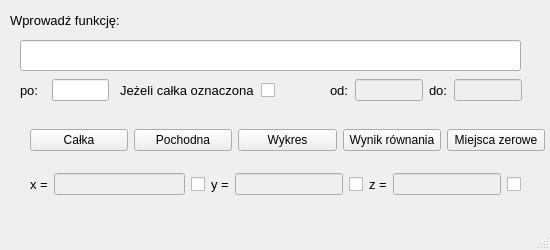
First picture: the form in main_win.ui, repository oxfrd/-WUT-Calc_InPython, before the edit.
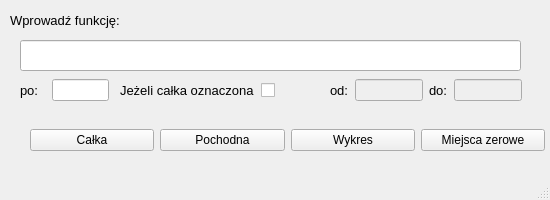
Second picture: the form after the edit.

What changed in the file:
```diff
--- a/main_win.ui
+++ b/main_win.ui
@@ -10,19 +10,19 @@
     <x>0</x>
     <y>0</y>
     <width>550</width>
-    <height>250</height>
+    <height>200</height>
    </rect>
   </property>
   <property name="minimumSize">
    <size>
     <width>550</width>
-    <height>250</height>
+    <height>200</height>
    </size>
   </property>
   <property name="maximumSize">
    <size>
     <width>550</width>
-    <height>250</height>
+    <height>200</height>
    </size>
   </property>
   <property name="windowTitle">
@@ -96,16 +96,6 @@
        </property>
       </widget>
      </item>
-     <item>
-      <widget class="QPushButton" name="Btn_Wynik_row">
-       <property name="text">
-        <string>Wynik równania</string>
-       </property>
-       <property name="shortcut">
-        <string/>
-       </property>
-      </widget>
-     </item>
      <item>
       <widget class="QPushButton" name="Btn_Miejsca_zerowe">
        <property name="text">
@@ -134,140 +124,6 @@
      <bool>false</bool>
     </property>
    </widget>
-   <widget class="QWidget" name="horizontalLayoutWidget_4">
-    <property name="geometry">
-     <rect>
-      <x>30</x>
-      <y>170</y>
-      <width>491</width>
-      <height>29</height>
-     </rect>
-    </property>
-    <layout class="QHBoxLayout" name="boxLayo_xyz">
-     <item>
-      <widget class="QLabel" name="lab_x">
-       <property name="font">
-        <font>
-         <pointsize>10</pointsize>
-        </font>
-       </property>
-       <property name="text">
-        <string>x =</string>
-       </property>
-      </widget>
-     </item>
-     <item>
-      <widget class="QLineEdit" name="edt_x">
-       <property name="enabled">
-        <bool>false</bool>
-       </property>
-       <property name="minimumSize">
-        <size>
-         <width>54</width>
-         <height>0</height>
-        </size>
-       </property>
-       <property name="dragEnabled">
-        <bool>false</bool>
-       </property>
-       <property name="clearButtonEnabled">
-        <bool>false</bool>
-       </property>
-      </widget>
-     </item>
-     <item>
-      <widget class="QCheckBox" name="cbox_x">
-       <property name="text">
-        <string/>
-       </property>
-      </widget>
-     </item>
-     <item>
-      <layout class="QHBoxLayout" name="boxLayo_yz">
-       <item>
-        <widget class="QLabel" name="lab_y">
-         <property name="font">
-          <font>
-           <pointsize>10</pointsize>
-          </font>
-         </property>
-         <property name="text">
-          <string>y =</string>
-         </property>
-        </widget>
-       </item>
-       <item>
-        <widget class="QLineEdit" name="edt_y">
-         <property name="enabled">
-          <bool>false</bool>
-         </property>
-         <property name="minimumSize">
-          <size>
-           <width>54</width>
-           <height>0</height>
-          </size>
-         </property>
-         <property name="dragEnabled">
-          <bool>false</bool>
-         </property>
-         <property name="clearButtonEnabled">
-          <bool>false</bool>
-         </property>
-        </widget>
-       </item>
-       <item>
-        <widget class="QCheckBox" name="cbox_y">
-         <property name="text">
-          <string/>
-         </property>
-        </widget>
-       </item>
-       <item>
-        <layout class="QHBoxLayout" name="boxLayo_z">
-         <item>
-          <widget class="QLabel" name="lab_z">
-           <property name="font">
-            <font>
-             <pointsize>10</pointsize>
-            </font>
-           </property>
-           <property name="text">
-            <string>z =</string>
-           </property>
-          </widget>
-         </item>
-         <item>
-          <widget class="QLineEdit" name="edt_z">
-           <property name="enabled">
-            <bool>false</bool>
-           </property>
-           <property name="minimumSize">
-            <size>
-             <width>54</width>
-             <height>0</height>
-            </size>
-           </property>
-           <property name="dragEnabled">
-            <bool>false</bool>
-           </property>
-           <property name="clearButtonEnabled">
-            <bool>false</bool>
-           </property>
-          </widget>
-         </item>
-         <item>
-          <widget class="QCheckBox" name="cbox_z">
-           <property name="text">
-            <string/>
-           </property>
-          </widget>
-         </item>
-        </layout>
-       </item>
-      </layout>
-     </item>
-    </layout>
-   </widget>
    <widget class="QWidget" name="horizontalLayoutWidget_2">
     <property name="geometry">
      <rect>
```
Left out of the diff: 71 changed lines with no effect on the pictures.
